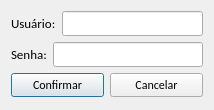
Above: trunk/loja/tela_login.ui from jmessias1725/sexloja before the change. Below: the same form after it.
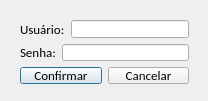
That is the form after the change. Icons and pictures are not drawn.

The edit to the form file:
```diff
--- a/trunk/loja/tela_login.ui
+++ b/trunk/loja/tela_login.ui
@@ -6,8 +6,8 @@
    <rect>
     <x>0</x>
     <y>0</y>
-    <width>214</width>
-    <height>110</height>
+    <width>208</width>
+    <height>101</height>
    </rect>
   </property>
   <property name="windowTitle">
@@ -23,6 +23,15 @@
   <property name="modal">
    <bool>true</bool>
   </property>
+  <widget class="QWidget" name="">
+   <property name="geometry">
+    <rect>
+     <x>9</x>
+     <y>9</y>
+     <width>191</width>
+     <height>86</height>
+    </rect>
+   </property>
   <layout class="QVBoxLayout" name="verticalLayout">
    <item>
     <layout class="QHBoxLayout" name="horizontalLayout">
@@ -91,10 +100,16 @@
     <layout class="QHBoxLayout" name="horizontalLayout_3">
      <item>
       <widget class="QPushButton" name="btn_confrimar">
+        <property name="maximumSize">
+         <size>
+          <width>16777215</width>
+          <height>24</height>
+         </size>
+        </property>
        <property name="font">
         <font>
          <family>Calibri</family>
-         <pointsize>9</pointsize>
+          <pointsize>10</pointsize>
         </font>
        </property>
        <property name="text">
@@ -114,10 +129,16 @@
      </item>
      <item>
       <widget class="QPushButton" name="btn_cancelar">
+        <property name="maximumSize">
+         <size>
+          <width>16777215</width>
+          <height>24</height>
+         </size>
+        </property>
        <property name="font">
         <font>
          <family>Calibri</family>
-         <pointsize>9</pointsize>
+          <pointsize>10</pointsize>
         </font>
        </property>
        <property name="text">
@@ -129,8 +150,8 @@
        </property>
        <property name="iconSize">
         <size>
-         <width>20</width>
-         <height>20</height>
+          <width>18</width>
+          <height>18</height>
         </size>
        </property>
       </widget>
@@ -138,6 +159,7 @@
     </layout>
    </item>
   </layout>
+  </widget>
  </widget>
  <layoutdefault spacing="6" margin="11"/>
  <resources>
```
Lines whose indentation alone changed are shown as unchanged.
